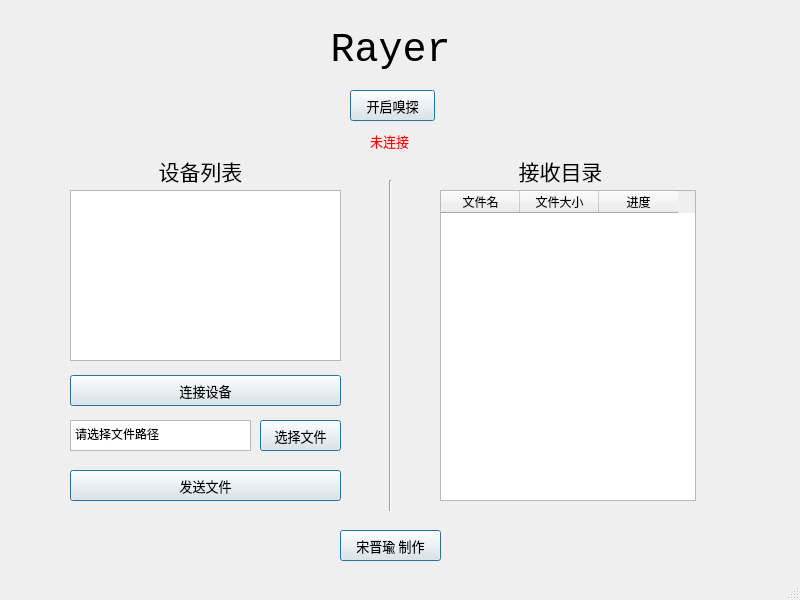
AnCoSONG/RayerV, file home.ui: the form before one commit.
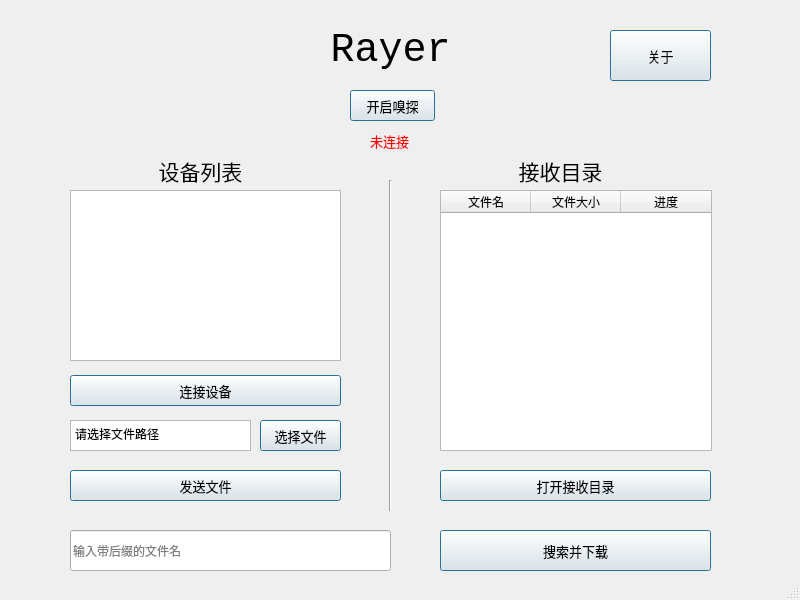
The form after the commit.

Diff of the .ui file:
```diff
--- a/home.ui
+++ b/home.ui
@@ -35,9 +35,9 @@
    <widget class="QLabel" name="label">
     <property name="geometry">
      <rect>
-      <x>110</x>
+      <x>240</x>
       <y>20</y>
-      <width>561</width>
+      <width>301</width>
       <height>61</height>
      </rect>
     </property>
@@ -254,8 +254,8 @@
      <rect>
       <x>440</x>
       <y>190</y>
-      <width>256</width>
-      <height>311</height>
+      <width>272</width>
+      <height>261</height>
      </rect>
     </property>
     <property name="frameShape">
@@ -283,11 +283,14 @@
      <number>27</number>
     </attribute>
     <attribute name="horizontalHeaderDefaultSectionSize">
-     <number>79</number>
+     <number>90</number>
     </attribute>
     <attribute name="horizontalHeaderShowSortIndicator" stdset="0">
      <bool>false</bool>
     </attribute>
+    <attribute name="verticalHeaderVisible">
+     <bool>false</bool>
+    </attribute>
     <column>
      <property name="text">
       <string>文件名</string>
@@ -335,10 +338,10 @@
    <widget class="QPushButton" name="madeByMe">
     <property name="geometry">
      <rect>
-      <x>340</x>
-      <y>530</y>
+      <x>610</x>
+      <y>30</y>
       <width>101</width>
-      <height>31</height>
+      <height>51</height>
      </rect>
     </property>
     <property name="font">
@@ -348,7 +351,7 @@
      </font>
     </property>
     <property name="text">
-     <string>宋晋瑜 制作</string>
+     <string>关于</string>
     </property>
     <property name="autoDefault">
      <bool>false</bool>
@@ -391,6 +394,84 @@
      <bool>false</bool>
     </property>
    </widget>
+   <widget class="QPushButton" name="openRecvPath">
+    <property name="geometry">
+     <rect>
+      <x>440</x>
+      <y>470</y>
+      <width>271</width>
+      <height>31</height>
+     </rect>
+    </property>
+    <property name="font">
+     <font>
+      <family>Microsoft YaHei</family>
+      <pointsize>10</pointsize>
+     </font>
+    </property>
+    <property name="text">
+     <string>打开接收目录</string>
+    </property>
+    <property name="autoDefault">
+     <bool>false</bool>
+    </property>
+    <property name="default">
+     <bool>true</bool>
+    </property>
+    <property name="flat">
+     <bool>false</bool>
+    </property>
+   </widget>
+   <widget class="QLineEdit" name="searchLine">
+    <property name="geometry">
+     <rect>
+      <x>70</x>
+      <y>530</y>
+      <width>321</width>
+      <height>41</height>
+     </rect>
+    </property>
+    <property name="text">
+     <string/>
+    </property>
+    <property name="placeholderText">
+     <string>输入带后缀的文件名</string>
+    </property>
+   </widget>
+   <widget class="QPushButton" name="searchAndDownload">
+    <property name="geometry">
+     <rect>
+      <x>440</x>
+      <y>530</y>
+      <width>271</width>
+      <height>41</height>
+     </rect>
+    </property>
+    <property name="font">
+     <font>
+      <family>Microsoft YaHei</family>
+      <pointsize>10</pointsize>
+     </font>
+    </property>
+    <property name="text">
+     <string>搜索并下载</string>
+    </property>
+    <property name="checkable">
+     <bool>true</bool>
+    </property>
+    <property name="checked">
+     <bool>false</bool>
+    </property>
+    <property name="autoDefault">
+     <bool>false</bool>
+    </property>
+    <property name="default">
+     <bool>true</bool>
+    </property>
+    <property name="flat">
+     <bool>false</bool>
+    </property>
+   </widget>
   </widget>
   <widget class="QStatusBar" name="statusbar"/>
  </widget>
```
Left out of the diff: 2 changed lines with no effect on the pictures.
